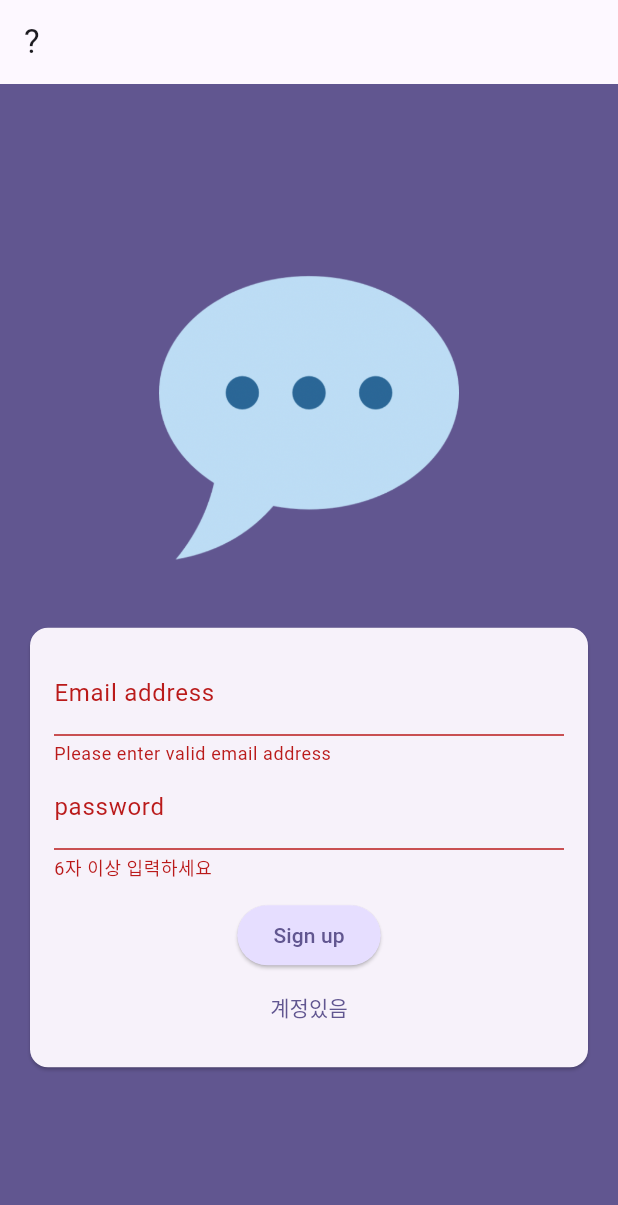
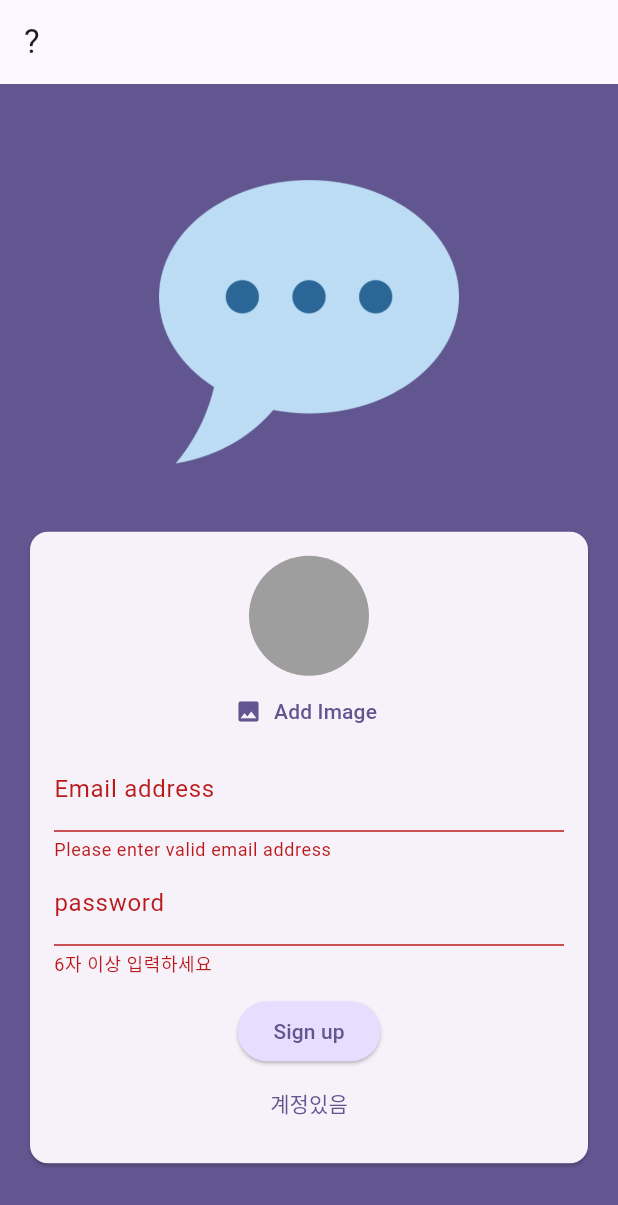
Before and after one commit to EunmiJang247/flutter-practice, a Flutter app: the screen it shows after launch, after a tap on "Login", after a tap on "계정만들기", on a phone screen of 412 x 824 dp. Shown: the top 1205 px of the screen. Run offline on Flutter 3.47's test engine with Material 3 defaults, Android fonts, the phone set to English and light mode, and no system bars; our stand-ins replace firebase_auth, firebase_core, flutter_riverpod, google_fonts, google_maps_flutter, image_picker and 3 more; accounts and stored records are empty.

Commit message:
auth-ongoing-with-firebase

```diff
--- a/lib/7seventh_project_chatapp/screens/firstpage_auth.dart
+++ b/lib/7seventh_project_chatapp/screens/firstpage_auth.dart
@@ -1,4 +1,8 @@
+import 'package:first_app/7seventh_project_chatapp/widgets/user_image_picker.dart';
 import 'package:flutter/material.dart';
+import 'package:firebase_auth/firebase_auth.dart';
+
+final _firebase = FirebaseAuth.instance;
 
 class AuthScreen extends StatefulWidget {
   const AuthScreen({super.key});
@@ -15,8 +19,12 @@ class _AuthScreenState extends State<AuthScreen> {
   var _enteredEmail = '';
   var _enteredPassword = '';
 
-  void _submit() {
+  void _submit() async {
     final isValid = _formKey.currentState!.validate();
+
+    if (!isValid) {
+      return;
+    }
 
     if (isValid) {
       _formKey.currentState!.save();
@@ -24,6 +32,45 @@ class _AuthScreenState extends State<AuthScreen> {
 
     print(_enteredEmail);
     print(_enteredPassword);
+
+    if (_isLogin) {
+      // 로그인 모드
+      try {
+        final userCredentials = await _firebase.signInWithEmailAndPassword(
+            email: _enteredEmail, password: _enteredPassword);
+        // 여기서 유저가 로그인하기를 기다렸다가 로그인하면 토큰이 올바른지 확인해야 하지만 하지 않음. 메인으로감
+
+        print(userCredentials);
+      } on FirebaseAuthException catch (error) {
+        if (error.code == 'email-already-in-use') {
+          // ...
+        }
+        print(error.message);
+        ScaffoldMessenger.of(context).clearSnackBars();
+        ScaffoldMessenger.of(context).showSnackBar(
+          SnackBar(
+            content: Text(error.message ?? 'Authentication Failed'),
+          ),
+        );
+      }
+    } else {
+      // 사인업 모드
+      try {
+        final userCredentials = await _firebase.createUserWithEmailAndPassword(
+            email: _enteredEmail, password: _enteredPassword);
+      } on FirebaseAuthException catch (error) {
+        if (error.code == 'email-already-in-use') {
+          // ...
+        }
+        print(error.message);
+        ScaffoldMessenger.of(context).clearSnackBars();
+        ScaffoldMessenger.of(context).showSnackBar(
+          SnackBar(
+            content: Text(error.message ?? 'Authentication Failed'),
+          ),
+        );
+      }
+    }
   }
 
   @override
@@ -56,6 +103,7 @@ class _AuthScreenState extends State<AuthScreen> {
                       child: Column(
                         mainAxisSize: MainAxisSize.min,
                         children: [
+                          if (!_isLogin) UserImagePicker(),
                           TextFormField(
                             decoration: const InputDecoration(
                                 labelText: 'Email address'),
--- /dev/null
+++ b/lib/7seventh_project_chatapp/screens/splash.dart
@@ -0,0 +1,17 @@
+import 'package:flutter/material.dart';
+
+class SplashScreen extends StatelessWidget {
+  const SplashScreen({super.key});
+
+  @override
+  Widget build(BuildContext context) {
+    return Scaffold(
+      appBar: AppBar(
+        title: const Text('Chatting App'),
+      ),
+      body: const Center(
+        child: Text('waiting..'),
+      ),
+    );
+  }
+}
--- /dev/null
+++ b/lib/7seventh_project_chatapp/widgets/user_image_picker.dart
@@ -0,0 +1,62 @@
+import 'dart:io';
+
+import 'package:flutter/material.dart';
+import 'package:image_picker/image_picker.dart';
+
+class UserImagePicker extends StatefulWidget {
+  const UserImagePicker({super.key});
+
+  @override
+  State<StatefulWidget> createState() {
+    return _UserImagePickerState();
+  }
+}
+
+class _UserImagePickerState extends State<UserImagePicker> {
+  File? _pickedImageFile;
+
+  void pickImage() async {
+    final pickedImage = await ImagePicker().pickImage(
+      source: ImageSource.camera,
+      imageQuality: 50,
+      maxWidth: 150,
+    );
+    // dart에서 제공하는 패키지
+
+    if (pickedImage == null) {
+      return;
+    }
+
+    setState(() {
+      _pickedImageFile = File(pickedImage.path);
+    });
+  }
+
+  @override
+  Widget build(BuildContext context) {
+    return Column(
+      children: [
+        CircleAvatar(
+          radius: 40,
+          backgroundColor: Colors.grey,
+          foregroundImage:
+              _pickedImageFile != null ? FileImage(_pickedImageFile!) : null,
+          // _pickedImageFile 프로바이더를 넣는다
+        ),
+        TextButton.icon(
+          // 카메라 열어서 사진찍게하는 것
+          onPressed: () {
+            pickImage();
+          },
+          icon: const Icon(Icons.image),
+          label: Text(
+            'Add Image',
+            style: TextStyle(
+              color: Theme.of(context).colorScheme.primary,
+            ),
+          ),
+        )
+      ],
+    );
+  }
+}
--- a/lib/main.dart
+++ b/lib/main.dart
@@ -1,8 +1,11 @@
+import 'package:firebase_auth/firebase_auth.dart';
 import 'package:first_app/4fourth_project_meals/screens/firstpage_categories.dart';
 import 'package:first_app/4fourth_project_meals/screens/tabs.dart';
 import 'package:first_app/5fifth_project_shopping/screens/firstpage_grocery_list.dart';
 import 'package:first_app/6sixth_project_favorite_places/screens/firstpage_place_list.dart';
+import 'package:first_app/7seventh_project_chatapp/screens/chat.dart';
 import 'package:first_app/7seventh_project_chatapp/screens/firstpage_auth.dart';
+import 'package:first_app/7seventh_project_chatapp/screens/splash.dart';
 import 'package:flutter/material.dart';
 import 'package:first_app/1first_project_dice_roller/gradient_container.dart';
 import 'package:first_app/2second_project_quiz/quiz.dart';
@@ -284,7 +287,24 @@ class App extends StatelessWidget {
         colorScheme: ColorScheme.fromSeed(
             seedColor: const Color.fromARGB(255, 63, 17, 177)),
       ),
-      home: const AuthScreen(),
+      home: StreamBuilder(
+          stream: FirebaseAuth.instance.authStateChanges(),
+          // Stream은 비동기 데이터 흐름을 나타내는 개념이야. 데이터를 지속적으로 수신하고,
+          // 새로운 데이터가 도착할 때마다 UI를 업데이트하는 방식이지
+          builder: (ctx, snapshot) {
+            if (snapshot.connectionState == ConnectionState.waiting) {
+              return SplashScreen(); // 로딩 화면 표시
+            }
+            if (snapshot.hasData) {
+              // 유저데이터가 있는 경우(로그인된 상태라면 홈 화면으로 이동)
+              return ChatScreen();
+            }
+            return AuthScreen();
+            // 로그인 안 된 상태라면 로그인 화면으로 이동
+          }),
     );
   }
 }
+// 파이어베이스 스토리지 쓰기
+// flutter pub add firebase_storage
+// flutter pub add image_picker
--- a/pubspec.yaml
+++ b/pubspec.yaml
@@ -47,6 +47,7 @@ dependencies:
   sqflite: ^2.4.2
   firebase_core: ^3.12.1
   firebase_auth: ^5.5.1
+  firebase_storage: ^12.4.4
 
 dev_dependencies:
   flutter_test:
```
Also changed, not shown: lib/7seventh_project_chatapp/screens/chat.dart (added, +30 -0 lines), pubspec.lock, 133 other files.
